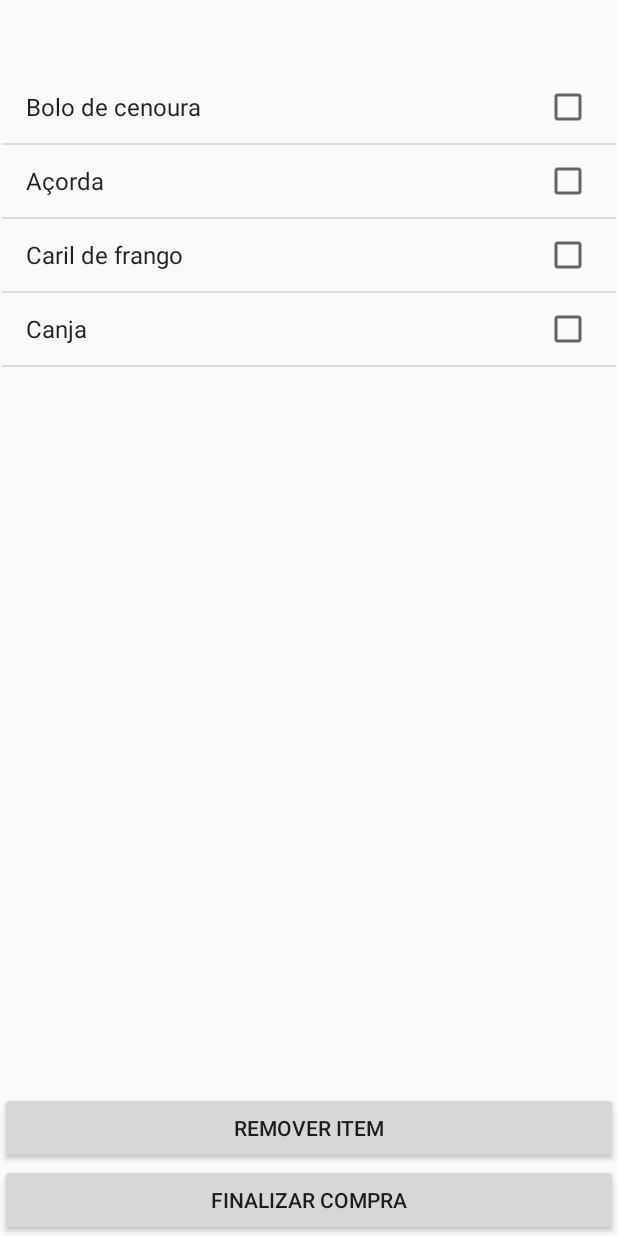
After one commit to abgrilo4/ipm_ezgroceries, an Android app: the CheckCart screen opened directly, with no data from a screen before it, on a phone screen of 412 x 824 dp. The commit adds this screen. Run offline under Robolectric (Android 15) with nearby library versions, the phone set to English and light mode, and no system bars.

Commit message:
Simple checkout cart added

```diff
--- a/app/src/main/AndroidManifest.xml
+++ b/app/src/main/AndroidManifest.xml
@@ -1,7 +1,6 @@
 <?xml version="1.0" encoding="utf-8"?>
 <manifest xmlns:android="http://schemas.android.com/apk/res/android"
     package="com.example.ezgroceries">
-
     <!--
          The ACCESS_COARSE/FINE_LOCATION permissions are not required to use
          Google Maps Android API v2, but you must specify either coarse or fine
@@ -16,7 +15,7 @@
         android:roundIcon="@mipmap/ic_launcher_round"
         android:supportsRtl="true"
         android:theme="@style/AppTheme">
-
+        <activity android:name=".CheckCart"></activity>
         <!--
              The API key for Google Maps-based APIs is defined as a string resource.
              (See the file "res/values/google_maps_api.xml").
--- /dev/null
+++ b/app/src/main/java/com/example/ezgroceries/CheckCart.java
@@ -0,0 +1,61 @@
+package com.example.ezgroceries;
+
+import androidx.appcompat.app.AppCompatActivity;
+
+import android.os.Bundle;
+import android.util.SparseBooleanArray;
+import android.view.View;
+import android.widget.ArrayAdapter;
+import android.widget.Button;
+import android.widget.ListView;
+
+import java.util.ArrayList;
+
+public class CheckCart extends AppCompatActivity {
+
+    private Button removeItem;
+    private Button finishShoping;
+    private ListView listView;
+    private ArrayList<String> listaPlaceholder;
+    @Override
+    protected void onCreate(Bundle savedInstanceState) {
+        super.onCreate(savedInstanceState);
+        setContentView(R.layout.activity_check_cart);
+
+        listaPlaceholder = new ArrayList<>();
+        listaPlaceholder.add("Bolo de cenoura");
+        listaPlaceholder.add("Açorda");
+        listaPlaceholder.add("Caril de frango");
+        listaPlaceholder.add("Canja");
+
+        removeItem = (Button)findViewById(R.id.RemoverItem);
+        finishShoping = (Button)findViewById(R.id.FinalizarCompra);
+        listView = (ListView)findViewById(R.id.ItemsNoCarrinho);
+
+        final ArrayAdapter<String> adapter = new ArrayAdapter<String>(
+                this,
+                android.R.layout.simple_list_item_multiple_choice,
+                listaPlaceholder);
+        listView.setAdapter(adapter);
+
+        removeItem.setOnClickListener(new View.OnClickListener() {
+            @Override
+            public void onClick(View v) {
+                SparseBooleanArray positionChecker = listView.getCheckedItemPositions();
+                int count = listView.getCount();
+                for (int item = count-1; item>=0; item--){
+                    if(positionChecker.get(item)){
+                        adapter.remove(listaPlaceholder.get(item));
+                    }
+                }
+            }
+        });
+
+        finishShoping.setOnClickListener(new View.OnClickListener() {
+            @Override
+            public void onClick(View v) {
+
+            }
+        });
+    }
+}
--- /dev/null
+++ b/app/src/main/res/layout/activity_check_cart.xml
@@ -0,0 +1,35 @@
+<?xml version="1.0" encoding="utf-8"?>
+<androidx.constraintlayout.widget.ConstraintLayout xmlns:android="http://schemas.android.com/apk/res/android"
+    xmlns:app="http://schemas.android.com/apk/res-auto"
+    xmlns:tools="http://schemas.android.com/tools"
+    android:layout_width="match_parent"
+    android:layout_height="match_parent"
+    tools:context=".CheckCart">
+
+    <Button
+        android:id="@+id/RemoverItem"
+        android:layout_width="0dp"
+        android:layout_height="wrap_content"
+        android:text="Remover item"
+        app:layout_constraintBottom_toTopOf="@+id/FinalizarCompra"
+        app:layout_constraintEnd_toEndOf="@id/FinalizarCompra"
+        app:layout_constraintStart_toStartOf="parent" />
+
+    <Button
+        android:id="@+id/FinalizarCompra"
+        android:layout_width="match_parent"
+        android:layout_height="wrap_content"
+        android:text="Finalizar compra"
+        app:layout_constraintBottom_toBottomOf="parent" />
+
+    <ListView
+        android:id="@+id/ItemsNoCarrinho"
+        android:layout_width="409dp"
+        android:layout_height="633dp"
+        android:choiceMode="singleChoice"
+        app:layout_constraintBottom_toTopOf="@id/RemoverItem"
+        app:layout_constraintEnd_toEndOf="parent"
+        app:layout_constraintStart_toStartOf="parent"
+        app:layout_constraintTop_toTopOf="parent" />
+
+</androidx.constraintlayout.widget.ConstraintLayout>
```
Also changed, not shown: app/src/main/java/com/example/ezgroceries/MainMenu.java (+18 -0 lines), app/src/main/res/drawable/ic_shopping_cart_black_24dp.xml (added, +9 -0 lines), app/src/main/res/menu/main_menu.xml (+4 -4 lines).
